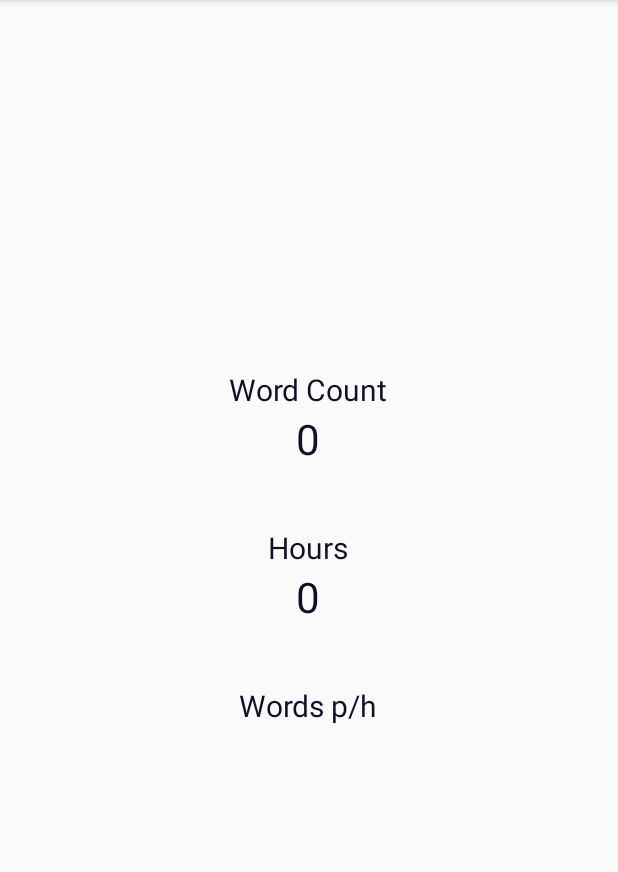
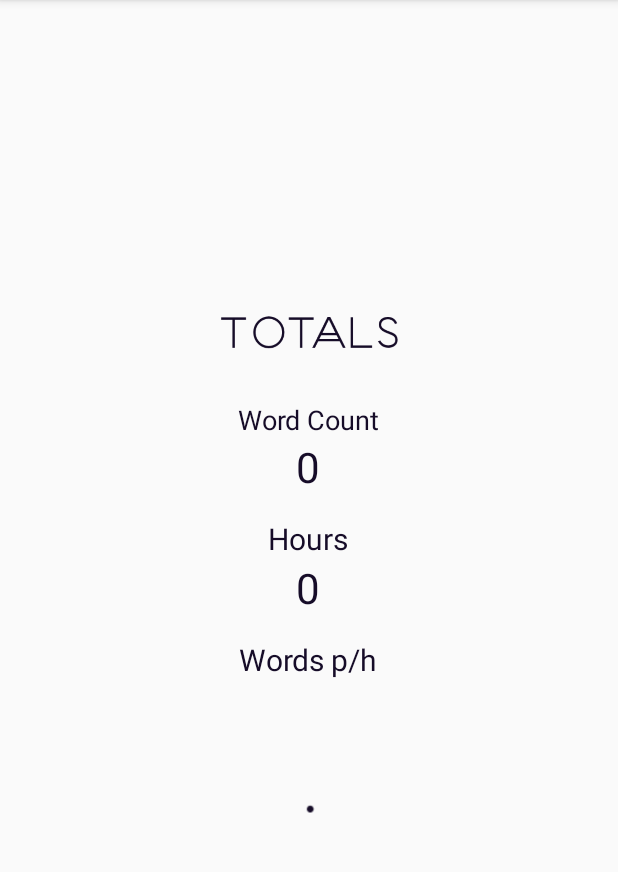
Before and after one commit to siansrd/and_studio_writetrack, an Android app: the screen it shows after launch (ActivityTotals), after a tap on "VIEW TOTALS", on a phone screen of 412 x 824 dp, the part 84-956 px from its top. Run offline under Robolectric (Android 15) with nearby library versions, the phone set to English and light mode, and no system bars; 2 statements that could not run were skipped.

Commit message:
Add title images and styling.

```diff
--- a/app/src/main/res/layout/activity_totals.xml
+++ b/app/src/main/res/layout/activity_totals.xml
@@ -5,10 +5,18 @@
     android:layout_height="match_parent"
     android:gravity="center">
 
+    <ImageView
+        android:id="@+id/logo"
+        android:layout_width="200dp"
+        android:layout_height="wrap_content"
+        android:layout_marginBottom="30dp"
+        android:src="@drawable/totals"
+        android:adjustViewBounds="true"/>
+
 
     <TextView
         android:text="Word Count"
-        android:textSize="20sp"
+        android:textSize="18sp"
         android:textColor="#160C28"
         android:layout_width="170dp"
         android:layout_height="wrap_content"
@@ -30,7 +38,7 @@
         android:layout_width="170dp"
         android:layout_height="wrap_content"
         android:gravity="center"
-        android:layout_marginTop="40sp"/>
+        android:layout_marginTop="15sp"/>
 
     <TextView
         android:id="@+id/totalDuration"
@@ -48,7 +56,7 @@
         android:layout_width="170dp"
         android:layout_height="wrap_content"
         android:gravity="center"
-        android:layout_marginTop="40sp"/>
+        android:layout_marginTop="15sp"/>
 
     <TextView
         android:id="@+id/wordPerHour"
@@ -59,4 +67,12 @@
         android:layout_height="wrap_content"
         android:gravity="center"/>
 
+    <ImageView
+        android:id="@+id/logo"
+        android:layout_width="400dp"
+        android:layout_height="wrap_content"
+        android:layout_marginTop="10dp"
+        android:src="@drawable/dot"
+        android:adjustViewBounds="true"/>
+
 </LinearLayout>
```
Also changed, not shown: app/src/main/res/layout/activity_entry.xml (+17 -1 lines), app/src/main/res/layout/activity_journal.xml (+5 -2 lines), app/src/main/res/layout/activity_main.xml (+8 -0 lines), app/src/main/res/drawable/addentry.png (added), app/src/main/res/drawable/dot.png (added), app/src/main/res/drawable/journal.png (added), app/src/main/res/drawable/totals.png (added).
